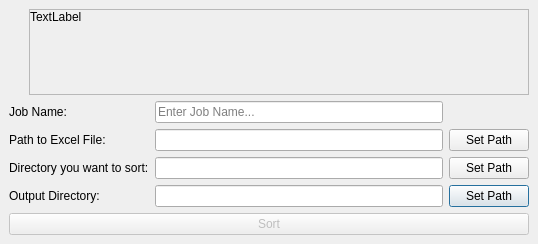
First picture: the form in ui/job_sorter_dialog.ui, repository TheCodingJsoftware/Invigo, before the edit.
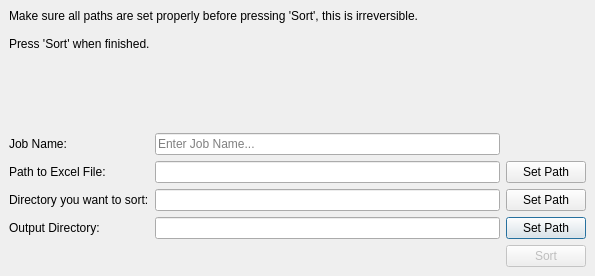
Second picture: the form after the edit.

The edit to the form file:
```diff
--- a/ui/job_sorter_dialog.ui
+++ b/ui/job_sorter_dialog.ui
@@ -6,8 +6,8 @@
    <rect>
     <x>0</x>
     <y>0</y>
-    <width>538</width>
-    <height>244</height>
+    <width>595</width>
+    <height>276</height>
    </rect>
   </property>
   <property name="windowTitle">
@@ -68,65 +68,6 @@
          <number>9</number>
         </property>
         <item>
-         <layout class="QHBoxLayout" name="horizontalLayout_4" stretch="0,0">
-          <item>
-           <layout class="QVBoxLayout" name="verticalLayout_2">
-            <property name="spacing">
-             <number>0</number>
-            </property>
-            <item>
-             <layout class="QVBoxLayout" name="iconHolder">
-              <property name="spacing">
-               <number>0</number>
-              </property>
-             </layout>
-            </item>
-            <item>
-             <spacer name="verticalSpacer">
-              <property name="orientation">
-               <enum>Qt::Vertical</enum>
-              </property>
-              <property name="sizeHint" stdset="0">
-               <size>
-                <width>20</width>
-                <height>40</height>
-               </size>
-              </property>
-             </spacer>
-            </item>
-           </layout>
-          </item>
-          <item>
-           <widget class="QScrollArea" name="scrollArea">
-            <property name="widgetResizable">
-             <bool>true</bool>
-            </property>
-            <widget class="QWidget" name="scrollAreaWidgetContents">
-             <property name="geometry">
-              <rect>
-               <x>0</x>
-               <y>0</y>
-               <width>488</width>
-               <height>69</height>
-              </rect>
-             </property>
-             <layout class="QVBoxLayout" name="verticalLayout_4">
-              <property name="spacing">
-               <number>0</number>
-              </property>
-              <property name="leftMargin">
-               <number>0</number>
-              </property>
-              <property name="topMargin">
-               <number>0</number>
-              </property>
-              <property name="rightMargin">
-               <number>0</number>
-              </property>
-              <property name="bottomMargin">
-               <number>0</number>
-              </property>
-              <item>
                <widget class="QLabel" name="lblMessage">
                 <property name="sizePolicy">
                  <sizepolicy hsizetype="Preferred" vsizetype="Minimum">
@@ -135,7 +76,9 @@
                  </sizepolicy>
                 </property>
                 <property name="text">
-                 <string>TextLabel</string>
+           <string>Make sure all paths are set properly before pressing 'Sort', this is irreversible.
+
+Press 'Sort' when finished.</string>
                 </property>
                 <property name="alignment">
                  <set>Qt::AlignLeading|Qt::AlignLeft|Qt::AlignTop</set>
@@ -145,12 +88,6 @@
                 </property>
                </widget>
               </item>
-             </layout>
-            </widget>
-           </widget>
-          </item>
-         </layout>
-        </item>
         <item>
          <layout class="QHBoxLayout" name="horizontalLayout_2">
           <item>
@@ -174,6 +111,9 @@
               <property name="text">
                <string>Job Name:</string>
               </property>
+              <property name="buddy">
+               <cstring>lineEdit_job_name</cstring>
+              </property>
              </widget>
             </item>
             <item row="2" column="1">
@@ -195,6 +135,9 @@
               <property name="text">
                <string>Output Directory:</string>
               </property>
+              <property name="buddy">
+               <cstring>lineEdit_output_directory</cstring>
+              </property>
              </widget>
             </item>
             <item row="2" column="0">
@@ -202,6 +145,9 @@
               <property name="text">
                <string>Directory you want to sort:</string>
               </property>
+              <property name="buddy">
+               <cstring>lineEdit_directory_to_sort</cstring>
+              </property>
              </widget>
             </item>
             <item row="1" column="0">
@@ -209,6 +155,9 @@
               <property name="text">
                <string>Path to Excel File:</string>
               </property>
+              <property name="buddy">
+               <cstring>lineEdit_path_to_data_file</cstring>
+              </property>
              </widget>
             </item>
             <item row="3" column="1">
@@ -229,6 +178,21 @@
          </layout>
         </item>
         <item>
+         <layout class="QHBoxLayout" name="buttonsLayout">
+          <item>
+           <spacer name="horizontalSpacer">
+            <property name="orientation">
+             <enum>Qt::Horizontal</enum>
+            </property>
+            <property name="sizeHint" stdset="0">
+             <size>
+              <width>40</width>
+              <height>20</height>
+             </size>
+            </property>
+           </spacer>
+          </item>
+          <item>
          <widget class="QPushButton" name="pushButton_sort">
           <property name="enabled">
            <bool>false</bool>
@@ -238,8 +202,7 @@
           </property>
          </widget>
         </item>
-        <item>
-         <layout class="QHBoxLayout" name="buttonsLayout"/>
+         </layout>
         </item>
        </layout>
       </item>
```
Left out of the diff: 9 changed lines with no effect on the pictures. Lines whose indentation alone changed are shown as unchanged.
